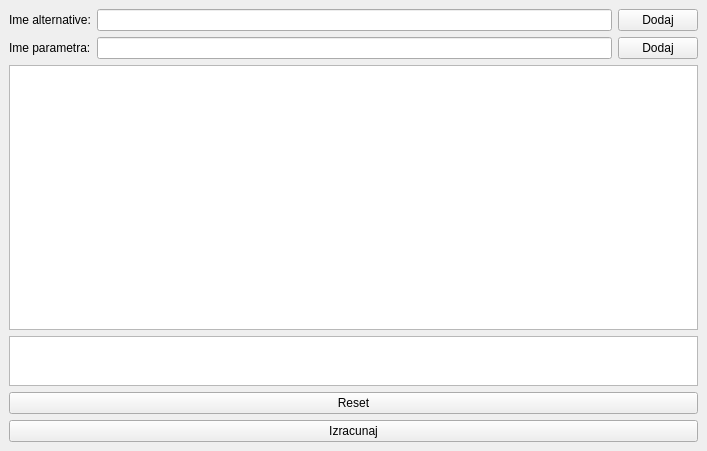
Before: the Qt Designer form seminarske/AHP-metoda/gui.ui in urosjarc/instruktor, drawn with Qt 5.
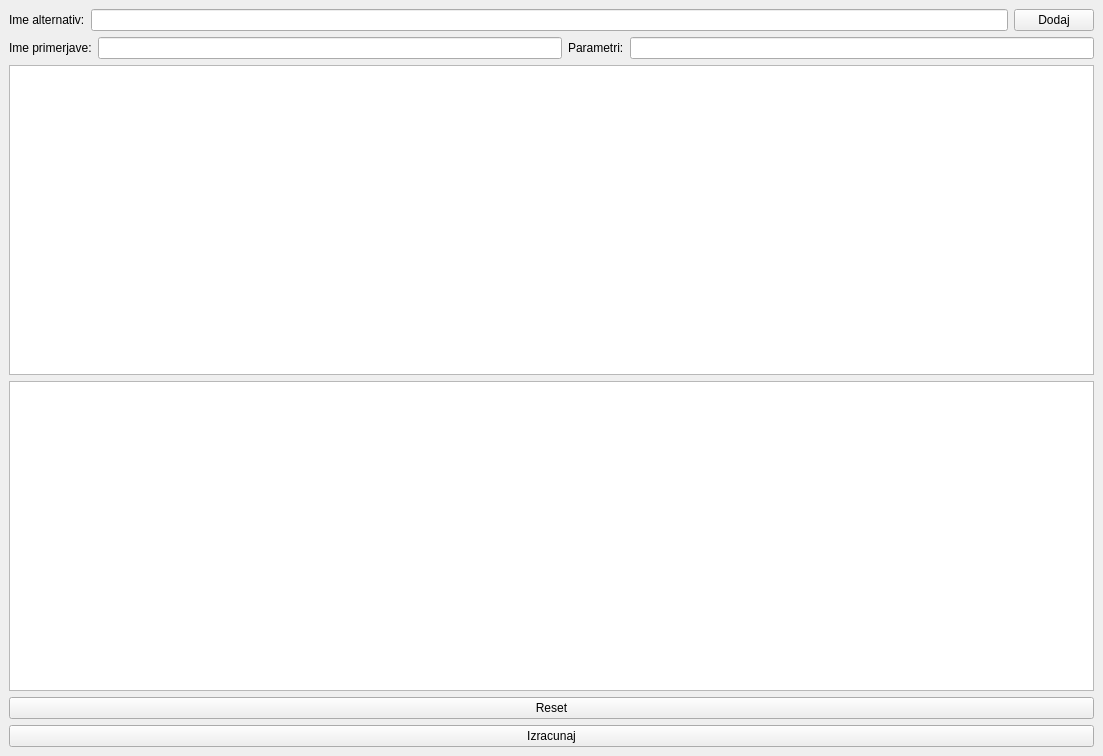
After: the same form once the commit is applied.

```diff
--- a/seminarske/AHP-metoda/gui.ui
+++ b/seminarske/AHP-metoda/gui.ui
@@ -6,8 +6,8 @@
    <rect>
     <x>0</x>
     <y>0</y>
-    <width>707</width>
-    <height>451</height>
+    <width>1103</width>
+    <height>756</height>
    </rect>
   </property>
   <property name="windowTitle">
@@ -20,7 +20,7 @@
       <item>
        <widget class="QLabel" name="label">
         <property name="text">
-         <string>Ime alternative:</string>
+         <string>Ime alternativ:</string>
         </property>
        </widget>
       </item>
@@ -41,7 +41,7 @@
       <item>
        <widget class="QLabel" name="label_2">
         <property name="text">
-         <string>Ime parametra:</string>
+         <string>Ime primerjave:</string>
         </property>
        </widget>
       </item>
@@ -49,12 +49,15 @@
        <widget class="QLineEdit" name="parameterLE"/>
       </item>
       <item>
-       <widget class="QPushButton" name="dodajParameterPB">
+       <widget class="QLabel" name="label_4">
         <property name="text">
-         <string>Dodaj</string>
+         <string>Parametri:</string>
         </property>
        </widget>
       </item>
+      <item>
+       <widget class="QLineEdit" name="parametriLE"/>
+      </item>
      </layout>
     </item>
     <item>
@@ -74,7 +77,7 @@
         <property name="maximumSize">
          <size>
           <width>16777215</width>
-          <height>50</height>
+          <height>16777215</height>
          </size>
         </property>
        </widget>
```
Left out of the diff: 6 changed lines with no effect on the pictures.
